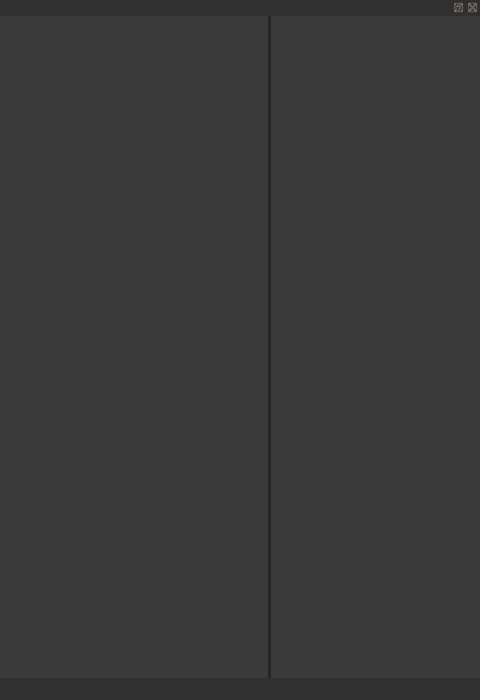
Qt form LEO_sniffy/mainwindow.ui (jirik09/Sniffy) before a commit; both pictures show x 676 to 1156 and y 0 to 700 of the 1156 by 700 pixel window.
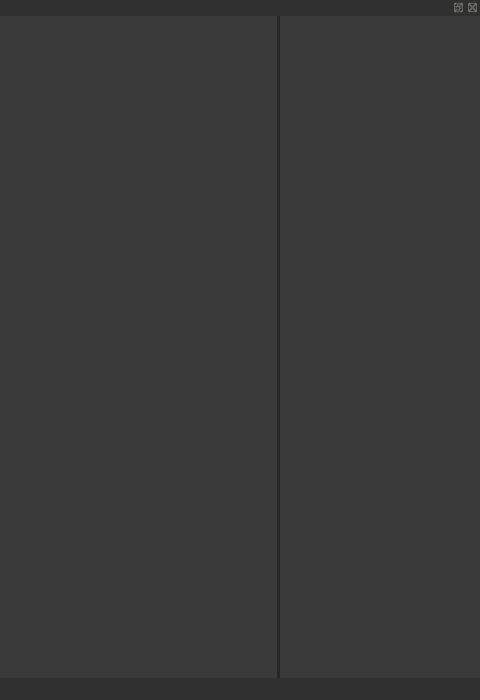
The same form after that commit. Icons and pictures are not drawn.

Patch:
```diff
--- a/LEO_sniffy/mainwindow.ui
+++ b/LEO_sniffy/mainwindow.ui
@@ -219,9 +219,18 @@
      <string notr="true">background-color: rgb(58, 58, 58);</string>
     </property>
     <layout class="QHBoxLayout" name="horizontalLayout_3">
+     <property name="spacing">
+      <number>5</number>
+     </property>
+     <property name="leftMargin">
+      <number>0</number>
+     </property>
      <property name="topMargin">
       <number>0</number>
      </property>
+     <property name="rightMargin">
+      <number>0</number>
+     </property>
      <property name="bottomMargin">
       <number>0</number>
      </property>
@@ -269,16 +278,16 @@
           <number>5</number>
          </property>
          <property name="leftMargin">
-          <number>5</number>
+          <number>0</number>
          </property>
          <property name="topMargin">
           <number>0</number>
          </property>
          <property name="rightMargin">
-          <number>5</number>
+          <number>0</number>
          </property>
          <property name="bottomMargin">
-          <number>5</number>
+          <number>0</number>
          </property>
          <item>
           <layout class="QVBoxLayout" name="verticalLayout_specification"/>
```
Left out of the diff: 9 changed lines with no effect on the pictures.
